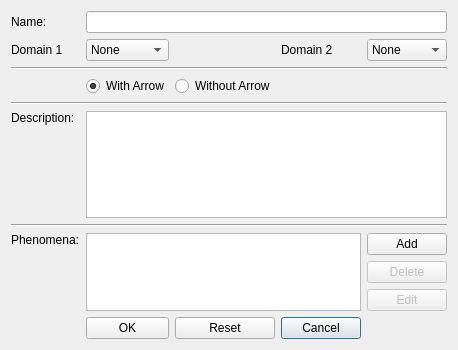
Above: editinterface.ui from mtkloepf/ProF before the change. Below: the same form after it.
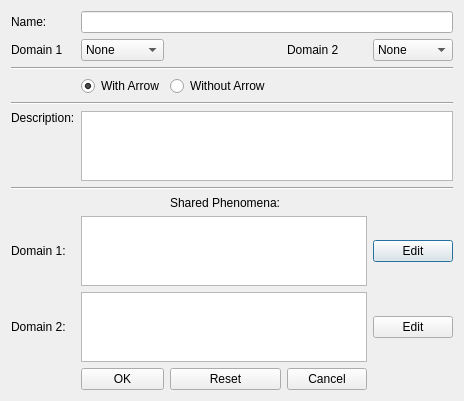
That is the form after the change.

Commit message: Split functionality between two diagrams (context and problem). No functionality for problem diagram at this time. Also added a new dialog and functionality for editing the shared phenomena of interfaces. There are few known bugs at the moment, such as the reset button messing with shared phenomena. Also changing the connections after shared phenomena are added. Needs commenting on new code...

Diff of the .ui file:
```diff
--- a/editinterface.ui
+++ b/editinterface.ui
@@ -7,24 +7,121 @@
     <x>0</x>
     <y>0</y>
     <width>450</width>
-    <height>350</height>
+    <height>397</height>
    </rect>
   </property>
   <property name="windowTitle">
    <string>Dialog</string>
   </property>
   <layout class="QGridLayout" name="gridLayout">
-   <item row="5" column="1" colspan="4">
+   <item row="10" column="4">
+    <widget class="QPushButton" name="editDom1Phen">
+     <property name="text">
+      <string>Edit</string>
+     </property>
+    </widget>
+   </item>
+   <item row="12" column="1">
+    <widget class="QPushButton" name="okButton">
+     <property name="text">
+      <string>OK</string>
+     </property>
+    </widget>
+   </item>
+   <item row="11" column="4">
+    <widget class="QPushButton" name="editDom2Phen">
+     <property name="enabled">
+      <bool>true</bool>
+     </property>
+     <property name="text">
+      <string>Edit</string>
+     </property>
+    </widget>
+   </item>
+   <item row="7" column="0" colspan="5">
+    <widget class="Line" name="line">
+     <property name="orientation">
+      <enum>Qt::Horizontal</enum>
+     </property>
+    </widget>
+   </item>
+   <item row="5" column="0">
+    <widget class="QLabel" name="descriptionLabel">
+     <property name="text">
+      <string>Description:</string>
+     </property>
+     <property name="alignment">
+      <set>Qt::AlignLeading|Qt::AlignLeft|Qt::AlignTop</set>
+     </property>
+    </widget>
+   </item>
+   <item row="4" column="0" colspan="5">
+    <widget class="Line" name="line_2">
+     <property name="orientation">
+      <enum>Qt::Horizontal</enum>
+     </property>
+    </widget>
+   </item>
+   <item row="2" column="0" colspan="5">
+    <widget class="Line" name="line_3">
+     <property name="orientation">
+      <enum>Qt::Horizontal</enum>
+     </property>
+    </widget>
+   </item>
+   <item row="1" column="1">
+    <widget class="QComboBox" name="domainOne">
+     <item>
+      <property name="text">
+       <string>None</string>
+      </property>
+     </item>
+    </widget>
+   </item>
+   <item row="1" column="4">
+    <widget class="QComboBox" name="domainTwo">
+     <item>
+      <property name="text">
+       <string>None</string>
+      </property>
+     </item>
+    </widget>
+   </item>
+   <item row="1" column="0">
+    <widget class="QLabel" name="domainOneLabel">
+     <property name="text">
+      <string>Domain 1</string>
+     </property>
+    </widget>
+   </item>
+   <item row="1" column="3">
+    <widget class="QLabel" name="domainTwoLabel">
+     <property name="text">
+      <string>Domain 2</string>
+     </property>
+    </widget>
+   </item>
+   <item row="11" column="1" colspan="3">
+    <widget class="QListView" name="domain2SharedListView"/>
+   </item>
+   <item row="8" column="2">
+    <widget class="QLabel" name="sharedPhenomenaLabel">
+     <property name="text">
+      <string>Shared Phenomena:</string>
+     </property>
+    </widget>
+   </item>
+   <item row="5" column="1" rowspan="2" colspan="4">
     <widget class="QTextEdit" name="descriptionTextEdit"/>
    </item>
-   <item row="10" column="3">
+   <item row="12" column="3">
     <widget class="QPushButton" name="cancelButton">
      <property name="text">
       <string>Cancel</string>
      </property>
     </widget>
    </item>
-   <item row="10" column="2">
+   <item row="12" column="2">
     <widget class="QPushButton" name="resetButton">
      <property name="text">
       <string>Reset</string>
@@ -64,8 +161,8 @@
      </property>
     </widget>
    </item>
-   <item row="7" column="1" rowspan="3" colspan="3">
-    <widget class="QListView" name="phenomenaListView">
+   <item row="10" column="1" colspan="3">
+    <widget class="QListView" name="domain1SharedListView">
      <property name="frameShape">
       <enum>QFrame::StyledPanel</enum>
      </property>
@@ -74,113 +171,17 @@
      </property>
     </widget>
    </item>
-   <item row="8" column="4">
-    <widget class="QPushButton" name="deletePhenomena">
-     <property name="enabled">
-      <bool>false</bool>
-     </property>
+   <item row="10" column="0">
+    <widget class="QLabel" name="domain1SharedLabel">
      <property name="text">
-      <string>Delete</string>
+      <string>Domain 1:</string>
      </property>
-     <property name="checkable">
-      <bool>false</bool>
-     </property>
     </widget>
    </item>
-   <item row="7" column="4">
-    <widget class="QPushButton" name="addPhenomena">
+   <item row="11" column="0">
+    <widget class="QLabel" name="Domain2SharedLabel">
      <property name="text">
-      <string>Add</string>
-     </property>
-    </widget>
-   </item>
-   <item row="10" column="1">
-    <widget class="QPushButton" name="okButton">
-     <property name="text">
-      <string>OK</string>
-     </property>
-    </widget>
-   </item>
-   <item row="9" column="4">
-    <widget class="QPushButton" name="editPhenomena">
-     <property name="enabled">
-      <bool>false</bool>
-     </property>
-     <property name="text">
-      <string>Edit</string>
-     </property>
-    </widget>
-   </item>
-   <item row="7" column="0">
-    <widget class="QLabel" name="phenomenaLabel">
-     <property name="text">
-      <string>Phenomena:</string>
-     </property>
-     <property name="alignment">
-      <set>Qt::AlignLeading|Qt::AlignLeft|Qt::AlignTop</set>
-     </property>
-    </widget>
-   </item>
-   <item row="6" column="0" colspan="5">
-    <widget class="Line" name="line">
-     <property name="orientation">
-      <enum>Qt::Horizontal</enum>
-     </property>
-    </widget>
-   </item>
-   <item row="5" column="0">
-    <widget class="QLabel" name="descriptionLabel">
-     <property name="text">
-      <string>Description:</string>
-     </property>
-     <property name="alignment">
-      <set>Qt::AlignLeading|Qt::AlignLeft|Qt::AlignTop</set>
-     </property>
-    </widget>
-   </item>
-   <item row="4" column="0" colspan="5">
-    <widget class="Line" name="line_2">
-     <property name="orientation">
-      <enum>Qt::Horizontal</enum>
-     </property>
-    </widget>
-   </item>
-   <item row="2" column="0" colspan="5">
-    <widget class="Line" name="line_3">
-     <property name="orientation">
-      <enum>Qt::Horizontal</enum>
-     </property>
-    </widget>
-   </item>
-   <item row="1" column="1">
-    <widget class="QComboBox" name="domainOne">
-     <item>
-      <property name="text">
-       <string>None</string>
-      </property>
-     </item>
-    </widget>
-   </item>
-   <item row="1" column="4">
-    <widget class="QComboBox" name="domainTwo">
-     <item>
-      <property name="text">
-       <string>None</string>
-      </property>
-     </item>
-    </widget>
-   </item>
-   <item row="1" column="0">
-    <widget class="QLabel" name="domainOneLabel">
-     <property name="text">
-      <string>Domain 1</string>
-     </property>
-    </widget>
-   </item>
-   <item row="1" column="3">
-    <widget class="QLabel" name="domainTwoLabel">
-     <property name="text">
-      <string>Domain 2</string>
+      <string>Domain 2:</string>
      </property>
     </widget>
    </item>
```
Left out of the diff: 2 changed lines with no effect on the pictures. The commit also changes 17 other files.
